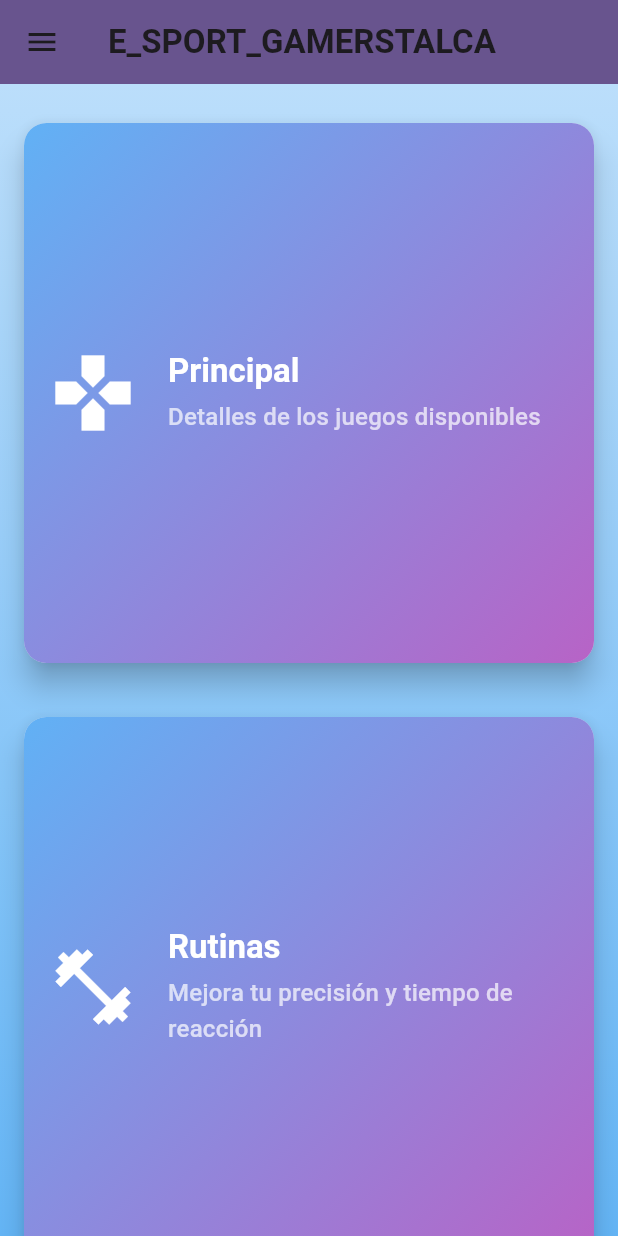
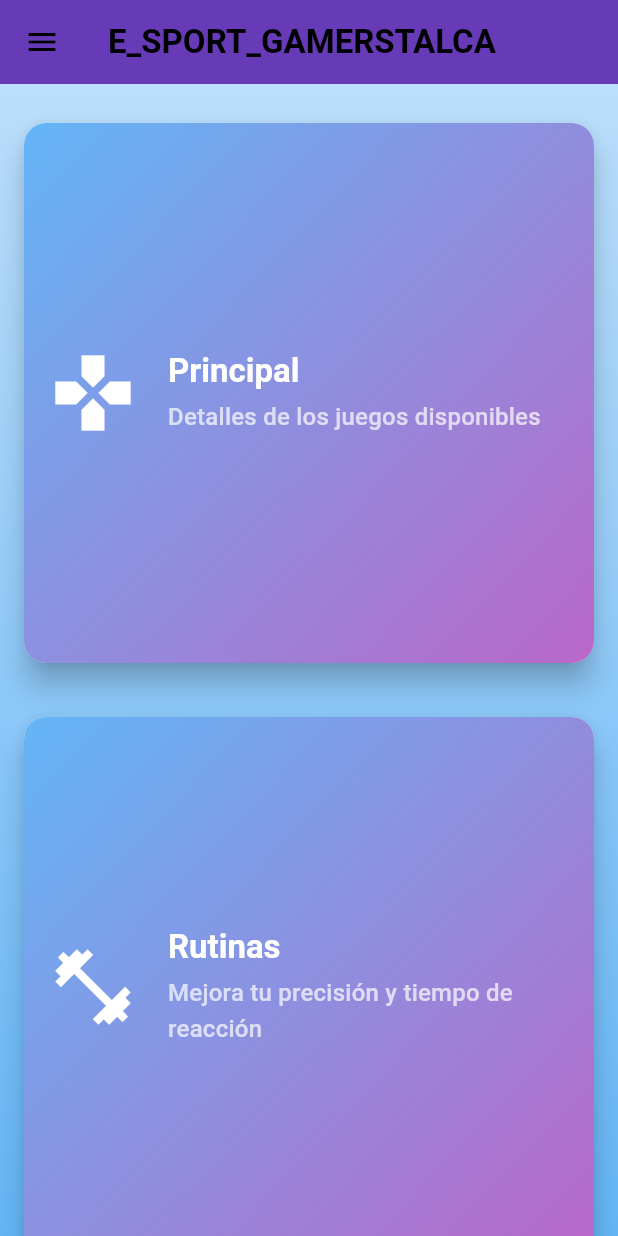
Before and after one commit to ignacioMatus94/e_sports_gamerstalca, a Flutter app: the screen it shows after launch, on a phone screen of 412 x 824 dp. Run offline on Flutter 3.47's test engine with Material 3 defaults, Android fonts, the phone set to English and light mode, and no system bars; our stand-ins replace logger.

Commit message:
paleta de colores

```diff
--- a/lib/main.dart
+++ b/lib/main.dart
@@ -3,6 +3,24 @@ import 'home.dart';
 import 'package:logger/logger.dart';
 
 final logger = Logger();
+
+final ThemeData theme = ThemeData(
+  primarySwatch: Colors.deepPurple,
+  primaryColor: Colors.deepPurple,
+  colorScheme: ColorScheme.fromSwatch(
+    primarySwatch: Colors.deepPurple,
+  ).copyWith(
+    secondary: Colors.deepOrange,
+  ),
+  scaffoldBackgroundColor: Colors.blue.shade50,
+  textTheme: TextTheme(
+    headlineSmall: const TextStyle(color: Colors.deepPurple, fontWeight: FontWeight.bold),
+    titleLarge: const TextStyle(color: Colors.deepPurple),
+    titleMedium: TextStyle(color: Colors.deepPurple.shade700),
+    bodyLarge: TextStyle(color: Colors.deepPurple.shade900),
+    bodyMedium: TextStyle(color: Colors.deepPurple.shade600),
+  ),
+);
 
 void main() {
   runApp(const MyApp());
@@ -15,10 +33,7 @@ class MyApp extends StatelessWidget {
   Widget build(BuildContext context) {
     return MaterialApp(
       title: 'E_SPORT_GAMERSTALCA',
-      theme: ThemeData(
-        colorScheme: ColorScheme.fromSeed(seedColor: Colors.deepPurple),
-        useMaterial3: true,
-      ),
+      theme: theme,
       home: const Home(),
     );
   }
```
